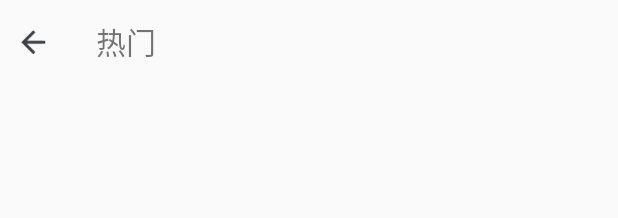
After one commit to digtle/TeamWork, an Android app: the layout activity_remen.xml on its own in the app's theme, with its tools: preview values and no code run, on a phone screen of 412 x 824 dp. The commit adds this screen. Shown: the top 218 px of the screen. Run offline under Robolectric (Android 15) with nearby library versions, the phone set to English and light mode, and no system bars.

Commit message:
2016/9/14

```diff
--- a/digtle/src/main/AndroidManifest.xml
+++ b/digtle/src/main/AndroidManifest.xml
@@ -22,8 +22,8 @@
         <activity
             android:name=".ui.MainPageDetailActivity"
             android:theme="@style/Theme.AppCompat.DayNight.NoActionBar" />
-        <activity android:name=".ui.TeamHeadDetailsActivity" android:theme="@style/Theme.AppCompat.DayNight.NoActionBar" />
-        <activity android:name=".ui.TeamNewAritcleActivity" android:theme="@style/Theme.AppCompat.DayNight.NoActionBar"></activity>
+        <activity android:name=".ui.TeamHeadDetailsActivity" />
+        <activity android:name=".ui.TeamNewAritcleActivity"/>
     </application>
 
 </manifest>
--- /dev/null
+++ b/digtle/src/main/res/layout/activity_remen.xml
@@ -0,0 +1,41 @@
+<?xml version="1.0" encoding="utf-8"?>
+<RelativeLayout xmlns:android="http://schemas.android.com/apk/res/android"
+    xmlns:tools="http://schemas.android.com/tools"
+    android:layout_width="match_parent"
+    android:layout_height="match_parent"
+    xmlns:app="http://schemas.android.com/apk/res-auto"
+    tools:context="com.phone1000.groupproject.RemenActivity">
+    <RelativeLayout
+        android:id="@+id/layout"
+        android:layout_width="match_parent"
+        android:layout_height="?actionBarSize">
+        <ImageButton
+            android:id="@+id/back_btn"
+            android:layout_width="wrap_content"
+            android:layout_height="wrap_content"
+            android:background="@drawable/ic_arrow_back_black_36dp"
+            android:layout_centerVertical="true"
+            android:layout_marginLeft="10dp"/>
+        <TextView
+            android:id="@+id/title"
+            android:layout_width="wrap_content"
+            android:layout_height="wrap_content"
+            android:text="热门"
+            android:textSize="20sp"
+            android:layout_centerVertical="true"
+            android:layout_toRightOf="@id/back_btn"
+            android:layout_marginLeft="30dp"/>
+    </RelativeLayout>
+    <android.support.design.widget.TabLayout
+        android:id="@+id/remen_fragment_tab_layout"
+        android:layout_width="match_parent"
+        android:layout_height="wrap_content"
+        app:tabIndicatorColor="#469de6"
+        app:tabSelectedTextColor="#000000"
+        android:layout_below="@id/layout"/>
+    <android.support.v4.view.ViewPager
+        android:id="@+id/remen_fragment_viewpager"
+        android:layout_width="match_parent"
+        android:layout_height="match_parent"
+        android:layout_below="@id/remen_fragment_tab_layout"/>
+</RelativeLayout>
```
Also changed, not shown: digtle/src/main/java/com/phone1000/groupproject/RemenActivity.java (added, +70 -0 lines), digtle/src/main/java/com/phone1000/groupproject/fragment/FindFragment.java (+16 -0 lines), digtle/src/main/java/com/phone1000/groupproject/fragment/RemenFragmentLeft.java (added, +70 -0 lines), digtle/src/main/java/com/phone1000/groupproject/fragment/RemenFragmentRight.java (added, +53 -0 lines), digtle/src/main/res/layout/remen_ftagment_left.xml (added, +12 -0 lines), digtle/src/main/res/layout/remen_ftagment_right.xml (added, +12 -0 lines), 9 other files.
